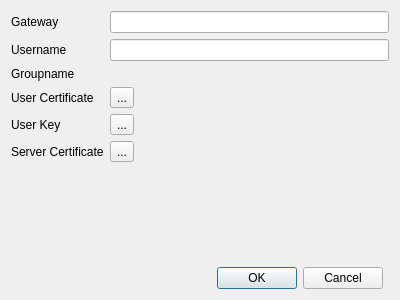
Qt form editdialog.ui (openconnect/openconnect-gui) before a commit.
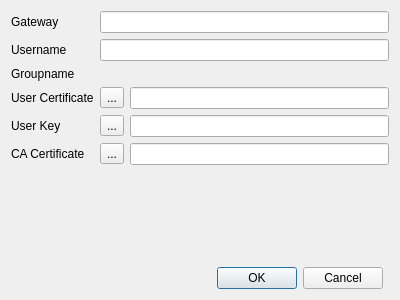
The same form after that commit.

Commit message: Added ability to load and save certificates and keys.

The edit to the form file:
```diff
--- a/editdialog.ui
+++ b/editdialog.ui
@@ -16,6 +16,9 @@
   <layout class="QGridLayout" name="gridLayout_2">
    <item row="0" column="0" colspan="2">
     <layout class="QFormLayout" name="formLayout">
+     <property name="fieldGrowthPolicy">
+      <enum>QFormLayout::AllNonFixedFieldsGrow</enum>
+     </property>
      <item row="1" column="0">
       <widget class="QLabel" name="label">
        <property name="text">
@@ -44,34 +47,6 @@
        </property>
       </widget>
      </item>
-     <item row="6" column="0">
-      <widget class="QLabel" name="label_3">
-       <property name="text">
-        <string>User Certificate</string>
-       </property>
-      </widget>
-     </item>
-     <item row="6" column="1">
-      <widget class="QToolButton" name="userToolButton">
-       <property name="text">
-        <string>...</string>
-       </property>
-      </widget>
-     </item>
-     <item row="9" column="1">
-      <widget class="QToolButton" name="serverToolButton">
-       <property name="text">
-        <string>...</string>
-       </property>
-      </widget>
-     </item>
-     <item row="9" column="0">
-      <widget class="QLabel" name="label_4">
-       <property name="text">
-        <string>Server Certificate</string>
-       </property>
-      </widget>
-     </item>
      <item row="3" column="0">
       <widget class="QLabel" name="label_5">
        <property name="text">
@@ -86,20 +61,83 @@
        </property>
       </widget>
      </item>
+     <item row="6" column="0">
+      <widget class="QLabel" name="label_3">
+       <property name="text">
+        <string>User Certificate</string>
+       </property>
+      </widget>
+     </item>
+     <item row="6" column="1">
+      <layout class="QHBoxLayout" name="horizontalLayout">
+       <item>
+        <widget class="QToolButton" name="userCertButton">
+         <property name="text">
+          <string>...</string>
+         </property>
+        </widget>
+       </item>
+       <item>
+        <widget class="QLineEdit" name="userCertEdit"/>
+       </item>
+      </layout>
+     </item>
      <item row="8" column="0">
-      <widget class="QLabel" name="label_6">
+      <widget class="QLabel" name="userKeyLabel">
+       <property name="enabled">
+        <bool>true</bool>
+       </property>
        <property name="text">
         <string>User Key</string>
        </property>
       </widget>
      </item>
      <item row="8" column="1">
-      <widget class="QToolButton" name="toolButton">
+      <layout class="QHBoxLayout" name="horizontalLayout_2">
+       <item>
+        <widget class="QToolButton" name="userKeyButton">
+         <property name="enabled">
+          <bool>true</bool>
+         </property>
+         <property name="text">
+          <string>...</string>
+         </property>
+        </widget>
+       </item>
+       <item>
+        <widget class="QLineEdit" name="userKeyEdit">
+         <property name="enabled">
+          <bool>true</bool>
+         </property>
+        </widget>
+       </item>
+      </layout>
+     </item>
+     <item row="10" column="0">
+      <widget class="QLabel" name="label_4">
        <property name="text">
-        <string>...</string>
+        <string>CA Certificate</string>
        </property>
       </widget>
      </item>
+     <item row="10" column="1">
+      <layout class="QHBoxLayout" name="horizontalLayout_4">
+       <item>
+        <widget class="QToolButton" name="caCertButton">
+         <property name="text">
+          <string>...</string>
+         </property>
+        </widget>
+       </item>
+       <item>
+        <widget class="QLineEdit" name="caCertEdit">
+         <property name="whatsThis">
+          <string>&lt;html&gt;&lt;head/&gt;&lt;body&gt;&lt;p&gt;If not set, the system's trusted certificate storage will be used.&lt;/p&gt;&lt;/body&gt;&lt;/html&gt;</string>
+         </property>
+        </widget>
+       </item>
+      </layout>
+     </item>
     </layout>
    </item>
    <item row="1" column="0">
```
The commit also changes 15 other files.
